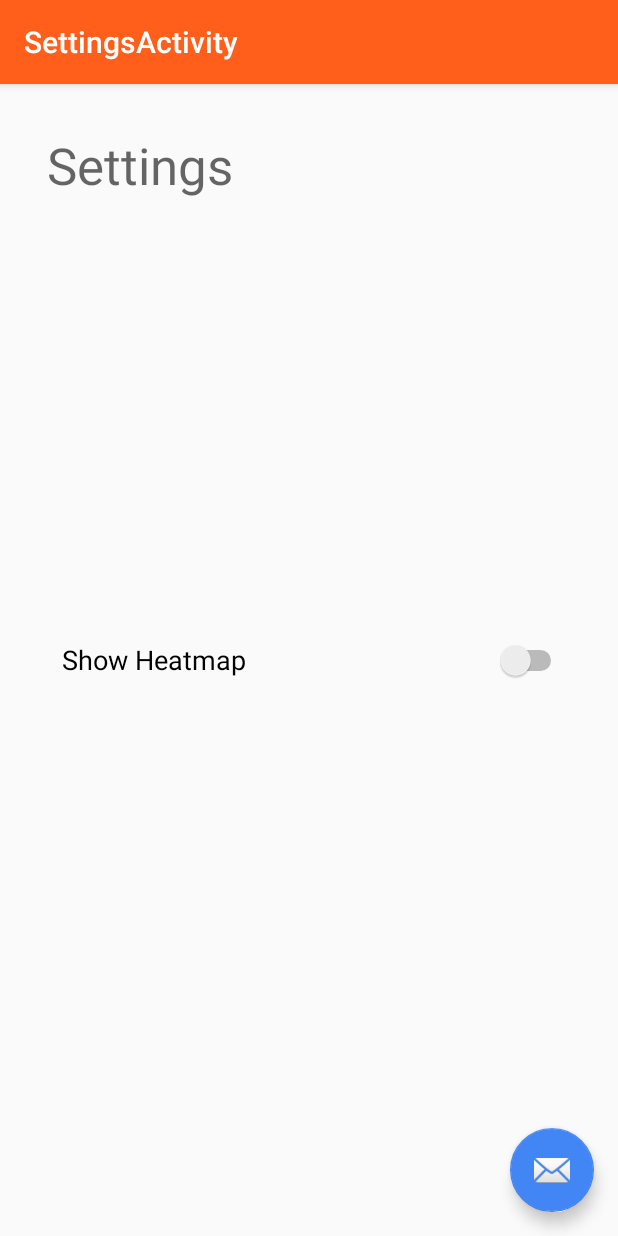
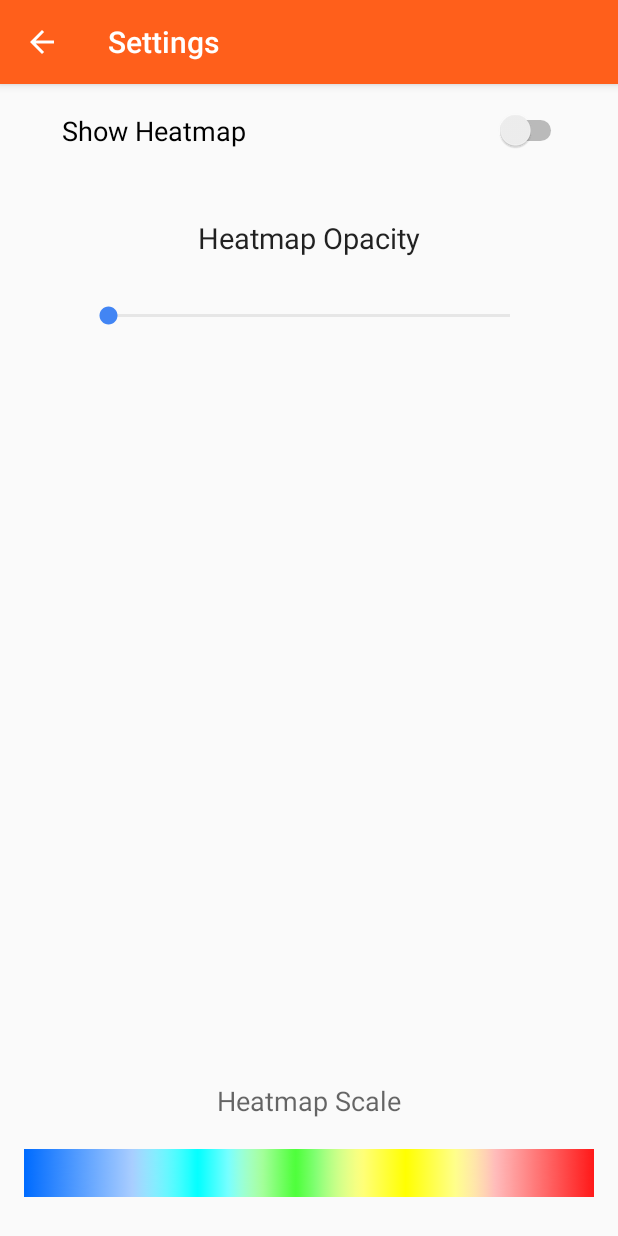
Before and after one commit to PerpendicularCode/HackmashersCrimeApp, an Android app: the SettingsActivity screen opened directly, with no data from a screen before it, on a phone screen of 412 x 824 dp. Run offline under Robolectric (Android 15) with nearby library versions, the phone set to English and light mode, and no system bars.

Commit message:
WIP Settings Menu
-Added a button to activate the settings menu
-Created Settings menu activity
-Created a gradient image of the heatmap scale based on the color values
seen in DataUtil.java
-Added work to be able to change heatmap settings

```diff
--- a/app/src/main/java/org/jointheleague/hackmashers/MapsActivity.java
+++ b/app/src/main/java/org/jointheleague/hackmashers/MapsActivity.java
@@ -65,7 +65,11 @@ public class MapsActivity extends AppCompatActivity implements LocationListener,
     }
 
     public void startSettings(View v) {
+
+        Log.d("settingsStart", "Started Method Click");
+
         Intent intent = new Intent(this, SettingsActivity.class);
+        startActivity(intent);
     }
 
     private void setupMap() {
@@ -103,7 +107,7 @@ public class MapsActivity extends AppCompatActivity implements LocationListener,
     @Override
     public void onRequestPermissionsResult(int requestCode, @NonNull String[] permissions, @NonNull int[] grantResults) {
         super.onRequestPermissionsResult(requestCode, permissions, grantResults);
-        switch (requestCode) {
+    switch (requestCode) {
             case REQUEST_CODE_LOCATION: {
                 // If request is cancelled, the result arrays are empty.
                 if (grantResults.length > 0 && grantResults[0] == PackageManager.PERMISSION_GRANTED) {
--- a/app/src/main/java/org/jointheleague/hackmashers/SettingsActivity.java
+++ b/app/src/main/java/org/jointheleague/hackmashers/SettingsActivity.java
@@ -1,11 +1,20 @@
 package org.jointheleague.hackmashers;
 
+import android.content.Intent;
 import android.os.Bundle;
+import android.provider.ContactsContract;
 import android.support.design.widget.FloatingActionButton;
 import android.support.design.widget.Snackbar;
 import android.support.v7.app.AppCompatActivity;
 import android.support.v7.widget.Toolbar;
+import android.widget.RadioGroup.OnCheckedChangeListener;
+import android.view.MenuItem;
 import android.view.View;
+import android.widget.CompoundButton;
+import android.widget.Switch;
+
+import java.util.Map;
+
 
 public class SettingsActivity extends AppCompatActivity {
 
@@ -16,16 +25,33 @@ public class SettingsActivity extends AppCompatActivity {
         Toolbar toolbar = (Toolbar) findViewById(R.id.toolbar);
         setSupportActionBar(toolbar);
 
+        getSupportActionBar().setTitle("Settings");
+        getSupportActionBar().setDisplayHomeAsUpEnabled(true);
 
 
-        FloatingActionButton fab = (FloatingActionButton) findViewById(R.id.fab);
-        fab.setOnClickListener(new View.OnClickListener() {
-            @Override
-            public void onClick(View view) {
-                Snackbar.make(view, "Replace with your own action", Snackbar.LENGTH_LONG)
-                        .setAction("Action", null).show();
+
+        Switch heatmapSwitch = (Switch) findViewById(R.id.stch);
+        heatmapSwitch.setOnCheckedChangeListener(new CompoundButton.OnCheckedChangeListener() {
+            public void onCheckedChanged(CompoundButton buttonView, boolean isChecked) {
+
             }
-        });
+        });;
+
+
+    }
+
+    @Override
+    public boolean onOptionsItemSelected(MenuItem item) {
+        switch (item.getItemId()) {
+            case android.R.id.home:
+                // app icon in action bar clicked; go home
+                Intent intent = new Intent(this, MapsActivity.class);
+                intent.addFlags(Intent.FLAG_ACTIVITY_CLEAR_TOP);
+                startActivity(intent);
+                return true;
+            default:
+                return super.onOptionsItemSelected(item);
+        }
     }
 
 }
--- a/app/src/main/res/layout/activity_settings.xml
+++ b/app/src/main/res/layout/activity_settings.xml
@@ -23,12 +23,4 @@
 
     <include layout="@layout/content_settings" />
 
-    <android.support.design.widget.FloatingActionButton
-        android:id="@+id/fab"
-        android:layout_width="wrap_content"
-        android:layout_height="wrap_content"
-        android:layout_gravity="bottom|end"
-        android:layout_margin="@dimen/fab_margin"
-        android:src="@android:drawable/ic_dialog_email" />
-
 </android.support.design.widget.CoordinatorLayout>
--- a/app/src/main/res/layout/content_settings.xml
+++ b/app/src/main/res/layout/content_settings.xml
@@ -12,25 +12,60 @@
     tools:context="org.jointheleague.hackmashers.SettingsActivity"
     tools:showIn="@layout/activity_settings">
 
-    <TextView
-        android:layout_width="wrap_content"
-        android:layout_height="wrap_content"
-        android:textAppearance="?android:attr/textAppearanceMedium"
-        android:text="Settings"
-        android:textSize="34dp"
-        android:paddingLeft="15dp"
-        android:paddingTop="15dp"
-        android:id="@+id/textView" />
 
     <Switch
+
         android:text="Show Heatmap"
         android:paddingLeft="25dp"
         android:textSize="18dp"
         android:paddingRight="18dp"
         android:layout_width="match_parent"
-        android:layout_height="match_parent"
+        android:id="@+id/stch"
+        android:layout_height="30dp"
         android:layout_alignParentLeft="true"
         android:layout_alignParentStart="true" />
 
+    <ImageView
+        android:layout_width="match_parent"
+        android:layout_height="wrap_content"
+        android:id="@+id/imageView"
+        android:layout_marginBottom="10dp"
+        android:src="@mipmap/crimescale"
+        android:scaleType="fitXY"
+        android:paddingBottom="0dp"
+        android:layout_alignParentBottom="true"
+        android:layout_centerHorizontal="true" />
+
+    <TextView
+        android:layout_width="wrap_content"
+        android:layout_height="wrap_content"
+        android:textAppearance="?android:attr/textAppearanceMedium"
+        android:text="Heatmap Scale"
+        android:id="@+id/textView"
+        android:paddingBottom="20dp"
+        android:layout_above="@+id/imageView"
+        android:layout_centerHorizontal="true" />
+
+    <SeekBar
+        android:layout_width="300dp"
+        android:layout_height="wrap_content"
+        android:id="@+id/seekBar"
+        android:progressBackgroundTint="@android:color/darker_gray"
+        android:paddingTop="20dp"
+        android:layout_below="@+id/textView2"
+        android:layout_centerHorizontal="true"
+        android:layout_marginTop="10dp" />
+
+    <TextView
+        android:layout_width="wrap_content"
+        android:layout_height="wrap_content"
+        android:textAppearance="?android:attr/textAppearanceLarge"
+        android:textSize="19dp"
+        android:text="Heatmap Opacity"
+        android:id="@+id/textView2"
+        android:layout_below="@+id/stch"
+        android:layout_centerHorizontal="true"
+        android:layout_marginTop="43dp" />
+
 
 </RelativeLayout>
```
Also changed, not shown: app/src/main/java/org/jointheleague/hackmashers/DataUtil.java (+14 -0 lines), app/src/main/res/layout/activity_maps.xml (+17 -8 lines), app/src/main/res/mipmap-xxxhdpi/crimescale.png (added).
